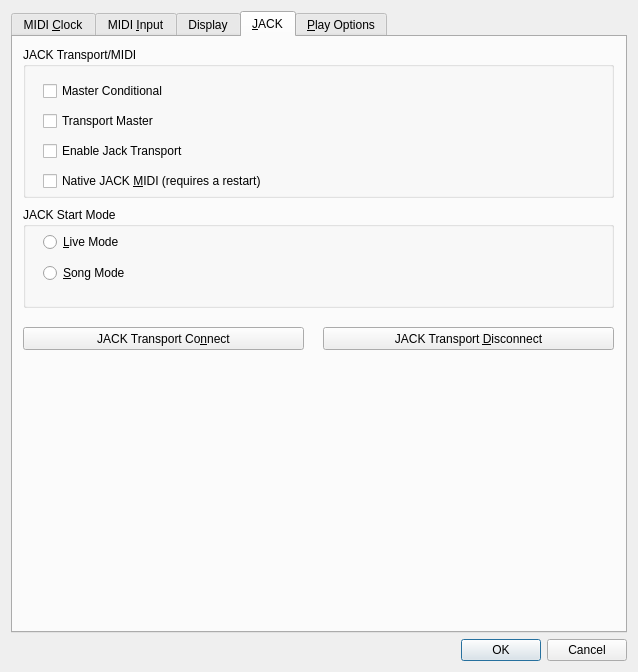
This is seq_qt5/forms/qseditoptions.ui in ahlstromcj/seq66 as Qt 5 draws it before an edit. The edited form follows.
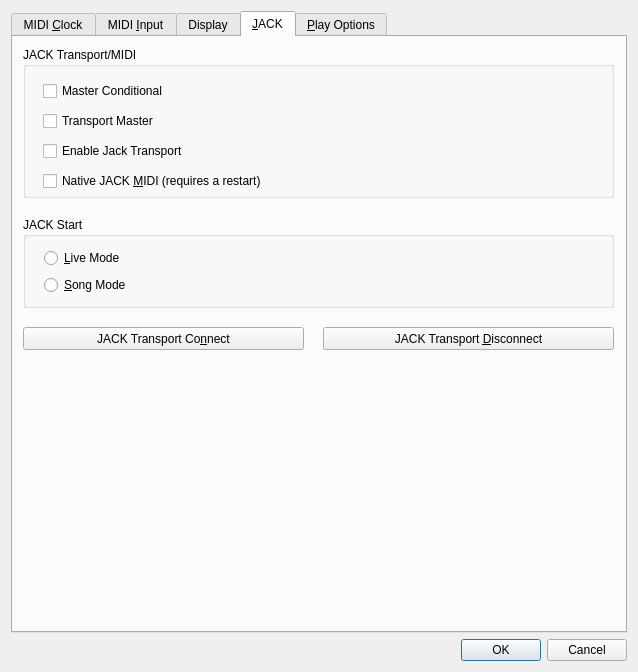
This is the edited form.

Commit message: Mutes and options radio buttons in progress.

What changed in the file:
```diff
--- a/seq_qt5/forms/qseditoptions.ui
+++ b/seq_qt5/forms/qseditoptions.ui
@@ -321,19 +321,6 @@
         <set>Qt::AlignLeading|Qt::AlignLeft|Qt::AlignTop</set>
        </property>
       </widget>
-      <widget class="QGroupBox" name="groupBoxJackStartMode">
-       <property name="geometry">
-        <rect>
-         <x>10</x>
-         <y>170</y>
-         <width>591</width>
-         <height>101</height>
-        </rect>
-       </property>
-       <property name="title">
-        <string>JACK Start Mode</string>
-       </property>
-      </widget>
       <widget class="QPushButton" name="btnJackConnect">
        <property name="geometry">
         <rect>
@@ -400,25 +387,38 @@
         </item>
        </layout>
       </widget>
-      <widget class="QWidget" name="layoutWidgetJack">
+      <widget class="QGroupBox" name="r_group_jack_start">
        <property name="geometry">
         <rect>
-         <x>30</x>
-         <y>190</y>
-         <width>251</width>
-         <height>61</height>
+         <x>10</x>
+         <y>180</y>
+         <width>591</width>
+         <height>91</height>
         </rect>
        </property>
-       <layout class="QVBoxLayout" name="vertLayoutJackStartMode">
+       <property name="title">
+        <string>JACK Start</string>
+       </property>
+      </widget>
+      <widget class="QWidget" name="">
+       <property name="geometry">
+        <rect>
+         <x>31</x>
+         <y>210</y>
+         <width>94</width>
+         <height>50</height>
+        </rect>
+       </property>
+       <layout class="QVBoxLayout" name="verticalLayout_2">
         <item>
-         <widget class="QRadioButton" name="rbLiveMode">
+         <widget class="QRadioButton" name="radio_live_mode">
           <property name="text">
            <string>&amp;Live Mode</string>
           </property>
          </widget>
         </item>
         <item>
-         <widget class="QRadioButton" name="rbSongMode">
+         <widget class="QRadioButton" name="radio_song_mode">
           <property name="text">
            <string>&amp;Song Mode</string>
           </property>
```
Left out of the diff: 2 changed lines with no effect on the pictures. The commit also changes 7 other files.
